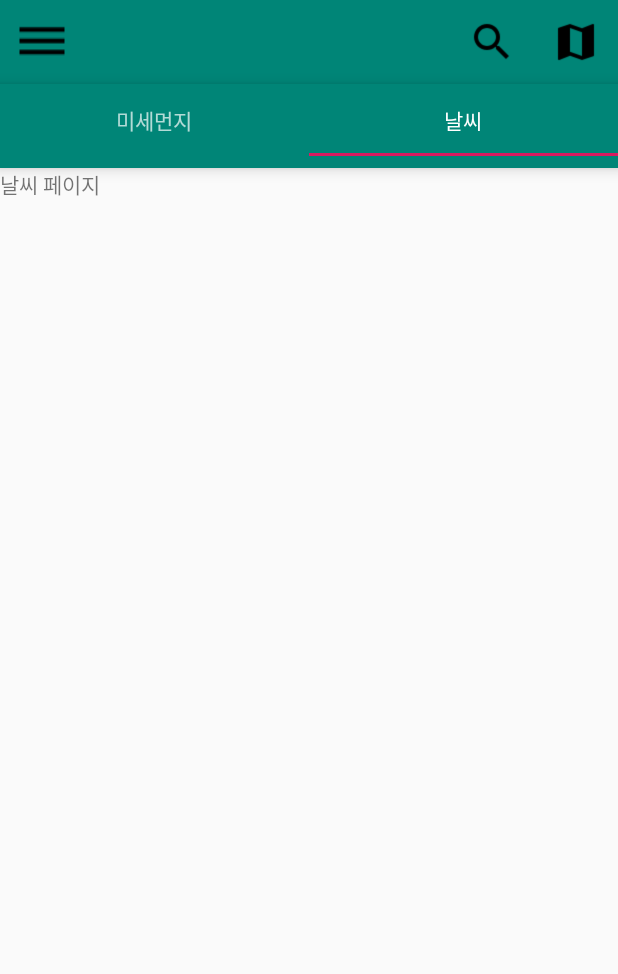
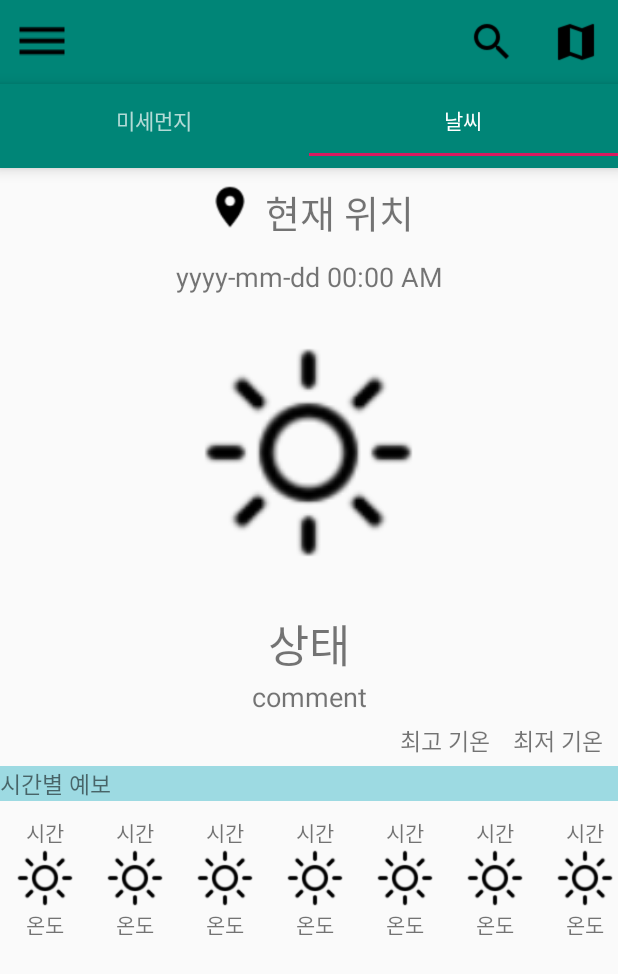
Before and after one commit to jhe1014/MISAE-Project, an Android app: the screen it shows after launch (MainActivity), tab 2 chosen, on a phone screen of 412 x 824 dp. Shown: the top 974 px of the screen. Run offline under Robolectric (Android 15) with nearby library versions, the phone set to English and light mode, and no system bars.

Commit message:
Add RecyclerView in Fragment2

```diff
--- a/app/src/main/java/com/project/misae_project/TabFragment2.java
+++ b/app/src/main/java/com/project/misae_project/TabFragment2.java
@@ -1,16 +1,128 @@
 package com.project.misae_project;
 
 
+import android.content.Context;
 import android.os.Bundle;
 import android.support.v4.app.Fragment;
+import android.support.v7.widget.LinearLayoutManager;
+import android.support.v7.widget.RecyclerView;
 import android.view.LayoutInflater;
 import android.view.View;
 import android.view.ViewGroup;
+import android.widget.ImageView;
+import android.widget.TextView;
+
+import java.util.ArrayList;
 
 
 public class TabFragment2 extends Fragment {
+
+    private RecyclerView weather_time_HorizontalView;
+    private WeatherTimeAdapter weather_time_Adapter;
+
+    /*private RecyclerView weather_date_HorizontalView;
+    private WeatherDateAdapter weather_date_Adapter;*/
+
+    private LinearLayoutManager mLayoutManager;
+
     @Override
     public View onCreateView(LayoutInflater inflater, ViewGroup container, Bundle savedInstanceState) {
-        return inflater.inflate(R.layout.tab_fragment2, container, false);
+        ViewGroup rootview = (ViewGroup) inflater.inflate(R.layout.tab_fragment2, container, false);
+
+        // 시간별 날씨 목록 (가로 RecyclerView)
+        View view1 = inflater.inflate(R.layout.weather_time_item, container, false);
+        Context context1 = view1.getContext();
+        weather_time_HorizontalView = (RecyclerView) rootview.findViewById(R.id.weather_time_listview);
+
+        mLayoutManager = new LinearLayoutManager(context1);
+        mLayoutManager.setOrientation(LinearLayoutManager.HORIZONTAL); // 가로 배치
+
+        weather_time_HorizontalView.setLayoutManager(mLayoutManager);
+        weather_time_Adapter = new WeatherTimeAdapter();
+
+        // 시간별 날씨 데이터 삽입부
+        ArrayList<WeatherTimeData> data1 = new ArrayList<>();
+
+        int i = 0;
+        while (i < 10) {
+            data1.add(new WeatherTimeData("시간", R.drawable.sun, "온도"));
+            i++;
+        }
+
+        weather_time_Adapter.setData(data1);
+
+        weather_time_HorizontalView.setAdapter(weather_time_Adapter);
+
+        return rootview;
     }
 }
+
+// 대기 성분 상태 목록에서 사용하는 부분 (여기서부터)
+class WeatherTimeAdapter extends RecyclerView.Adapter<WeatherTimeViewHolder> {
+
+    private ArrayList<WeatherTimeData> WeatherTimeDatas;
+
+    public void setData(ArrayList<WeatherTimeData> list) {
+        WeatherTimeDatas = list;
+    }
+
+    public WeatherTimeViewHolder onCreateViewHolder(ViewGroup parent, int viewType) {
+        // 사용할 아이템의 뷰 생성
+        View view = LayoutInflater.from(parent.getContext()).inflate(R.layout.weather_time_item, parent, false);
+
+        WeatherTimeViewHolder holder = new WeatherTimeViewHolder(view);
+
+        return holder;
+    }
+
+    public void onBindViewHolder(WeatherTimeViewHolder holder, int position) {
+        WeatherTimeData data = WeatherTimeDatas.get(position);
+
+        holder.time.setText(data.getName());
+        holder.icon.setImageResource(data.getImg());
+        holder.temp.setText(data.getCondition());
+    }
+
+    public int getItemCount() {
+        return WeatherTimeDatas.size();
+    }
+}
+
+class WeatherTimeViewHolder extends RecyclerView.ViewHolder {
+    public TextView time;
+    public ImageView icon;
+    public TextView temp;
+
+    public WeatherTimeViewHolder(View itemView) {
+        super(itemView);
+
+        time = (TextView) itemView.findViewById(R.id.weather_time);
+        icon = (ImageView) itemView.findViewById(R.id.weather_time_icon);
+        temp = (TextView) itemView.findViewById(R.id.weather_time_temp);
+    }
+}
+
+class WeatherTimeData {
+    private String time;
+    private int img;
+    private String temp;
+
+    public WeatherTimeData(String name, int img, String temp) {
+        this.time = name;
+        this.img = img;
+        this.temp = temp;
+    }
+
+    public String getName() {
+        return this.time;
+    }
+
+    public int getImg() {
+        return this.img;
+    }
+
+    public String getCondition() {
+        return this.temp;
+    }
+}
+// 대기 성분 상태 목록에서 사용하는 부분 (여기까지)
--- a/app/src/main/res/layout/tab_fragment1.xml
+++ b/app/src/main/res/layout/tab_fragment1.xml
@@ -24,6 +24,7 @@
             android:layout_marginRight="5dp"/>
 
         <TextView
+            android:id="@+id/misae_location"
             android:layout_width="wrap_content"
             android:layout_height="match_parent"
             android:textSize="25dp"
@@ -32,6 +33,7 @@
         </LinearLayout>
 
         <TextView
+            android:id="@+id/time_now1"
             android:layout_width="match_parent"
             android:layout_height="wrap_content"
             android:text="yyyy-mm-dd 00:00 AM"
@@ -39,6 +41,7 @@
             android:gravity="center"/>
 
         <ImageView
+            android:id="@+id/misae_icon"
             android:layout_width="150dp"
             android:layout_height="150dp"
             android:src="@drawable/baseline_tag_faces_black_48"
@@ -47,6 +50,7 @@
             android:layout_marginBottom="30dp"/>
 
         <TextView
+            android:id="@+id/big_con1"
             android:layout_width="match_parent"
             android:layout_height="wrap_content"
             android:text="상태"
@@ -54,6 +58,7 @@
             android:gravity="center"/>
 
         <TextView
+            android:id="@+id/misae_comment"
             android:layout_width="match_parent"
             android:layout_height="wrap_content"
             android:text="comment"
--- a/app/src/main/res/layout/tab_fragment2.xml
+++ b/app/src/main/res/layout/tab_fragment2.xml
@@ -1,14 +1,120 @@
 <?xml version="1.0" encoding="utf-8"?>
-<FrameLayout xmlns:android="http://schemas.android.com/apk/res/android"
+<ScrollView xmlns:android="http://schemas.android.com/apk/res/android"
     xmlns:tools="http://schemas.android.com/tools"
     android:layout_width="match_parent"
     android:layout_height="match_parent"
     tools:context=".TabFragment2">
 
-
-    <TextView
+    <LinearLayout
         android:layout_width="match_parent"
         android:layout_height="match_parent"
-        android:text="날씨 페이지" />
+        android:orientation="vertical">
 
-</FrameLayout>
+        <LinearLayout
+            android:layout_width="match_parent"
+            android:layout_height="50dp"
+            android:layout_marginTop="10dp"
+            android:orientation="horizontal"
+            android:gravity="center_horizontal">
+
+            <ImageView
+                android:layout_width="wrap_content"
+                android:layout_height="32dp"
+                android:src="@drawable/baseline_location_on_black_24"
+                android:layout_marginRight="5dp"/>
+
+            <TextView
+                android:id="@+id/weather_location"
+                android:layout_width="wrap_content"
+                android:layout_height="match_parent"
+                android:textSize="25dp"
+                android:text="현재 위치" />
+
+        </LinearLayout>
+
+        <TextView
+            android:id="@+id/time_now2"
+            android:layout_width="match_parent"
+            android:layout_height="wrap_content"
+            android:text="yyyy-mm-dd 00:00 AM"
+            android:textSize="18dp"
+            android:gravity="center"/>
+
+        <ImageView
+            android:id="@+id/weather_icon"
+            android:layout_width="150dp"
+            android:layout_height="150dp"
+            android:src="@drawable/sun"
+            android:layout_gravity="center"
+            android:layout_marginTop="30dp"
+            android:layout_marginBottom="30dp"/>
+
+        <TextView
+            android:id="@+id/weather_text"
+            android:layout_width="match_parent"
+            android:layout_height="wrap_content"
+            android:text="상태"
+            android:textSize="30dp"
+            android:gravity="center"/>
+
+        <TextView
+            android:id="@+id/weather_comment"
+            android:layout_width="match_parent"
+            android:layout_height="wrap_content"
+            android:text="comment"
+            android:textSize="18dp"
+            android:gravity="center"/>
+
+        <LinearLayout
+            android:layout_width="match_parent"
+            android:layout_height="wrap_content"
+            android:layout_marginTop="5dp"
+            android:layout_marginRight="10dp"
+            android:orientation="horizontal"
+            android:gravity="right">
+
+            <TextView
+                android:id="@+id/max_temp"
+                android:layout_width="wrap_content"
+                android:layout_height="match_parent"
+                android:textSize="15dp"
+                android:text="최고 기온"
+                android:layout_marginRight="15dp"/>
+
+            <TextView
+                android:id="@+id/min_temp"
+                android:layout_width="wrap_content"
+                android:layout_height="match_parent"
+                android:textSize="15dp"
+                android:text="최저 기온" />
+
+        </LinearLayout>
+
+        <TextView
+            android:layout_width="match_parent"
+            android:layout_height="wrap_content"
+            android:text="시간별 예보"
+            android:textSize="15dp"
+            android:background="#9DDAE2"
+            android:layout_marginTop="5dp"/>
+
+        <android.support.v7.widget.RecyclerView
+            android:id="@+id/weather_time_listview"
+            android:layout_width="wrap_content"
+            android:layout_height="wrap_content" />
+
+        <!--<TextView
+            android:layout_width="match_parent"
+            android:layout_height="wrap_content"
+            android:text="요일별 예보"
+            android:textSize="15dp"
+            android:background="#9DDAE2"
+            android:layout_marginTop="10dp" />
+
+        <android.support.v7.widget.RecyclerView
+            android:id="@+id/weather_date_listview"
+            android:layout_width="wrap_content"
+            android:layout_height="wrap_content" />-->
+    </LinearLayout>
+
+</ScrollView>
--- /dev/null
+++ b/app/src/main/res/layout/weather_time_item.xml
@@ -0,0 +1,32 @@
+<?xml version="1.0" encoding="utf-8"?>
+<LinearLayout
+    xmlns:android="http://schemas.android.com/apk/res/android"
+    android:layout_width="wrap_content"
+    android:layout_height="match_parent"
+    android:layout_marginTop="10dp"
+    android:layout_marginLeft="10dp"
+    android:layout_marginRight="10dp"
+    android:layout_marginBottom="10dp"
+    android:orientation="vertical">
+
+    <TextView
+        android:id="@+id/weather_time"
+        android:layout_width="wrap_content"
+        android:layout_height="wrap_content"
+        android:text="시간"
+        android:layout_gravity="center"/>
+
+    <ImageView
+        android:id="@+id/weather_time_icon"
+        android:layout_width="40dp"
+        android:layout_height="40dp"
+        android:src ="@drawable/sun"
+        android:layout_gravity="center"/>
+
+    <TextView
+        android:id="@+id/weather_time_temp"
+        android:layout_width="wrap_content"
+        android:layout_height="wrap_content"
+        android:text="온도"
+        android:layout_gravity="center" />
+</LinearLayout>
```
Also changed, not shown: app/src/main/res/drawable/sun.png (added).
